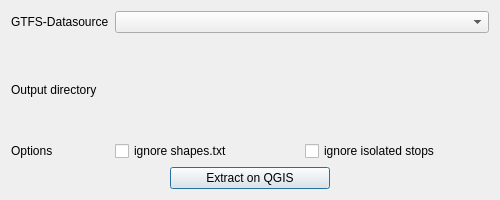
Old version of the form gtfs_go_dialog_base.ui in the repository MIERUNE/GTFS-GO.
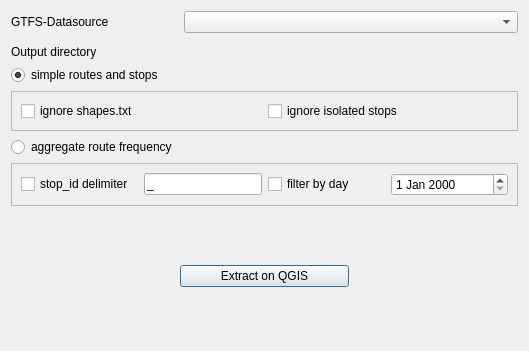
New version of the form. Custom widgets are drawn as their Qt base class.

```diff
--- a/gtfs_go_dialog_base.ui
+++ b/gtfs_go_dialog_base.ui
@@ -6,14 +6,20 @@
    <rect>
     <x>0</x>
     <y>0</y>
-    <width>500</width>
-    <height>200</height>
+    <width>529</width>
+    <height>351</height>
    </rect>
   </property>
+  <property name="sizePolicy">
+   <sizepolicy hsizetype="Preferred" vsizetype="Minimum">
+    <horstretch>0</horstretch>
+    <verstretch>0</verstretch>
+   </sizepolicy>
+  </property>
   <property name="minimumSize">
    <size>
-    <width>500</width>
-    <height>200</height>
+    <width>0</width>
+    <height>0</height>
    </size>
   </property>
   <property name="windowTitle">
@@ -22,19 +28,6 @@
   <layout class="QVBoxLayout" name="verticalLayout_2">
    <item>
     <layout class="QGridLayout" name="gridLayout">
-     <item row="4" column="1">
-      <spacer name="verticalSpacer_2">
-       <property name="orientation">
-        <enum>Qt::Vertical</enum>
-       </property>
-       <property name="sizeHint" stdset="0">
-        <size>
-         <width>20</width>
-         <height>40</height>
-        </size>
-       </property>
-      </spacer>
-     </item>
      <item row="0" column="0">
       <widget class="QLabel" name="label_2">
        <property name="text">
@@ -42,61 +35,37 @@
        </property>
       </widget>
      </item>
-     <item row="3" column="0">
+     <item row="2" column="0">
       <widget class="QLabel" name="label">
        <property name="text">
         <string>Output directory</string>
        </property>
       </widget>
      </item>
-     <item row="2" column="1">
-      <spacer name="verticalSpacer">
-       <property name="orientation">
-        <enum>Qt::Vertical</enum>
+     <item row="0" column="1" colspan="2">
+      <widget class="QComboBox" name="comboBox">
+       <property name="sizePolicy">
+        <sizepolicy hsizetype="Expanding" vsizetype="Fixed">
+         <horstretch>0</horstretch>
+         <verstretch>0</verstretch>
+        </sizepolicy>
        </property>
-       <property name="sizeHint" stdset="0">
+       <property name="minimumSize">
         <size>
-         <width>20</width>
-         <height>40</height>
+         <width>0</width>
+         <height>20</height>
         </size>
        </property>
-      </spacer>
-     </item>
-     <item row="5" column="0">
-      <widget class="QLabel" name="label_3">
-       <property name="text">
-        <string>Options</string>
-       </property>
       </widget>
      </item>
-     <item row="5" column="1">
-      <widget class="QCheckBox" name="ignoreShapesCheckbox">
-       <property name="sizePolicy">
-        <sizepolicy hsizetype="Expanding" vsizetype="Fixed">
-         <horstretch>0</horstretch>
-         <verstretch>0</verstretch>
-        </sizepolicy>
-       </property>
-       <property name="text">
-        <string>ignore shapes.txt</string>
-       </property>
-      </widget>
-     </item>
-     <item row="5" column="2">
-      <widget class="QCheckBox" name="ignoreNoRouteStopsCheckbox">
-       <property name="sizePolicy">
-        <sizepolicy hsizetype="Expanding" vsizetype="Fixed">
-         <horstretch>0</horstretch>
-         <verstretch>0</verstretch>
-        </sizepolicy>
-       </property>
-       <property name="text">
-        <string>ignore isolated stops</string>
-       </property>
-      </widget>
-     </item>
-     <item row="3" column="1" colspan="2">
+     <item row="2" column="1" colspan="2">
       <widget class="QgsFileWidget" name="outputDirFileWidget">
+       <property name="sizePolicy">
+        <sizepolicy hsizetype="Preferred" vsizetype="Fixed">
+         <horstretch>0</horstretch>
+         <verstretch>0</verstretch>
+        </sizepolicy>
+       </property>
        <property name="storageMode">
         <enum>QgsFileWidget::GetDirectory</enum>
        </property>
@@ -107,12 +76,8 @@
        <property name="enabled">
         <bool>false</bool>
        </property>
-      </widget>
-     </item>
-     <item row="0" column="1" colspan="2">
-      <widget class="QComboBox" name="comboBox">
        <property name="sizePolicy">
-        <sizepolicy hsizetype="Expanding" vsizetype="Fixed">
+        <sizepolicy hsizetype="Preferred" vsizetype="Fixed">
          <horstretch>0</horstretch>
          <verstretch>0</verstretch>
         </sizepolicy>
@@ -121,6 +86,146 @@
      </item>
     </layout>
    </item>
+   <item>
+    <widget class="QRadioButton" name="radioButton">
+     <property name="text">
+      <string>simple routes and stops</string>
+     </property>
+     <property name="checked">
+      <bool>true</bool>
+     </property>
+    </widget>
+   </item>
+   <item>
+    <widget class="QFrame" name="frame">
+     <property name="enabled">
+      <bool>true</bool>
+     </property>
+     <property name="frameShape">
+      <enum>QFrame::StyledPanel</enum>
+     </property>
+     <property name="frameShadow">
+      <enum>QFrame::Raised</enum>
+     </property>
+     <layout class="QVBoxLayout" name="verticalLayout">
+      <item>
+       <layout class="QHBoxLayout" name="horizontalLayout_3">
+        <item>
+         <widget class="QCheckBox" name="ignoreShapesCheckbox">
+          <property name="sizePolicy">
+           <sizepolicy hsizetype="Expanding" vsizetype="Fixed">
+            <horstretch>0</horstretch>
+            <verstretch>0</verstretch>
+           </sizepolicy>
+          </property>
+          <property name="text">
+           <string>ignore shapes.txt</string>
+          </property>
+         </widget>
+        </item>
+        <item>
+         <widget class="QCheckBox" name="ignoreNoRouteStopsCheckbox">
+          <property name="sizePolicy">
+           <sizepolicy hsizetype="Expanding" vsizetype="Fixed">
+            <horstretch>0</horstretch>
+            <verstretch>0</verstretch>
+           </sizepolicy>
+          </property>
+          <property name="text">
+           <string>ignore isolated stops</string>
+          </property>
+         </widget>
+        </item>
+       </layout>
+      </item>
+     </layout>
+    </widget>
+   </item>
+   <item>
+    <widget class="QRadioButton" name="radioButton_2">
+     <property name="text">
+      <string>aggregate route frequency</string>
+     </property>
+     <property name="checked">
+      <bool>false</bool>
+     </property>
+    </widget>
+   </item>
+   <item>
+    <widget class="QFrame" name="frame_2">
+     <property name="frameShape">
+      <enum>QFrame::StyledPanel</enum>
+     </property>
+     <property name="frameShadow">
+      <enum>QFrame::Raised</enum>
+     </property>
+     <layout class="QVBoxLayout" name="verticalLayout_3">
+      <item>
+       <layout class="QHBoxLayout" name="horizontalLayout_6">
+        <item>
+         <widget class="QCheckBox" name="checkBox">
+          <property name="text">
+           <string>stop_id delimiter</string>
+          </property>
+         </widget>
+        </item>
+        <item>
+         <widget class="QLineEdit" name="lineEdit">
+          <property name="sizePolicy">
+           <sizepolicy hsizetype="Minimum" vsizetype="Fixed">
+            <horstretch>0</horstretch>
+            <verstretch>0</verstretch>
+           </sizepolicy>
+          </property>
+          <property name="text">
+           <string>_</string>
+          </property>
+          <property name="placeholderText">
+           <string/>
+          </property>
+         </widget>
+        </item>
+        <item>
+         <widget class="QCheckBox" name="checkBox_4">
+          <property name="sizePolicy">
+           <sizepolicy hsizetype="Minimum" vsizetype="Fixed">
+            <horstretch>0</horstretch>
+            <verstretch>0</verstretch>
+           </sizepolicy>
+          </property>
+          <property name="text">
+           <string>filter by day</string>
+          </property>
+         </widget>
+        </item>
+        <item>
+         <widget class="QDateEdit" name="dateEdit">
+          <property name="sizePolicy">
+           <sizepolicy hsizetype="Minimum" vsizetype="Fixed">
+            <horstretch>0</horstretch>
+            <verstretch>0</verstretch>
+           </sizepolicy>
+          </property>
+         </widget>
+        </item>
+       </layout>
+      </item>
+     </layout>
+    </widget>
+   </item>
+   <item>
+    <spacer name="verticalSpacer_2">
+     <property name="orientation">
+      <enum>Qt::Vertical</enum>
+     </property>
+     <property name="sizeHint" stdset="0">
+      <size>
+       <width>20</width>
+       <height>40</height>
+      </size>
+     </property>
+    </spacer>
+   </item>
    <item>
     <layout class="QHBoxLayout" name="horizontalLayout_5">
      <item>
@@ -164,6 +269,22 @@
      </item>
     </layout>
    </item>
+   <item>
+    <spacer name="verticalSpacer">
+     <property name="orientation">
+      <enum>Qt::Vertical</enum>
+     </property>
+     <property name="sizeType">
+      <enum>QSizePolicy::Expanding</enum>
+     </property>
+     <property name="sizeHint" stdset="0">
+      <size>
+       <width>20</width>
+       <height>40</height>
+      </size>
+     </property>
+    </spacer>
+   </item>
   </layout>
  </widget>
  <customwidgets>
```
